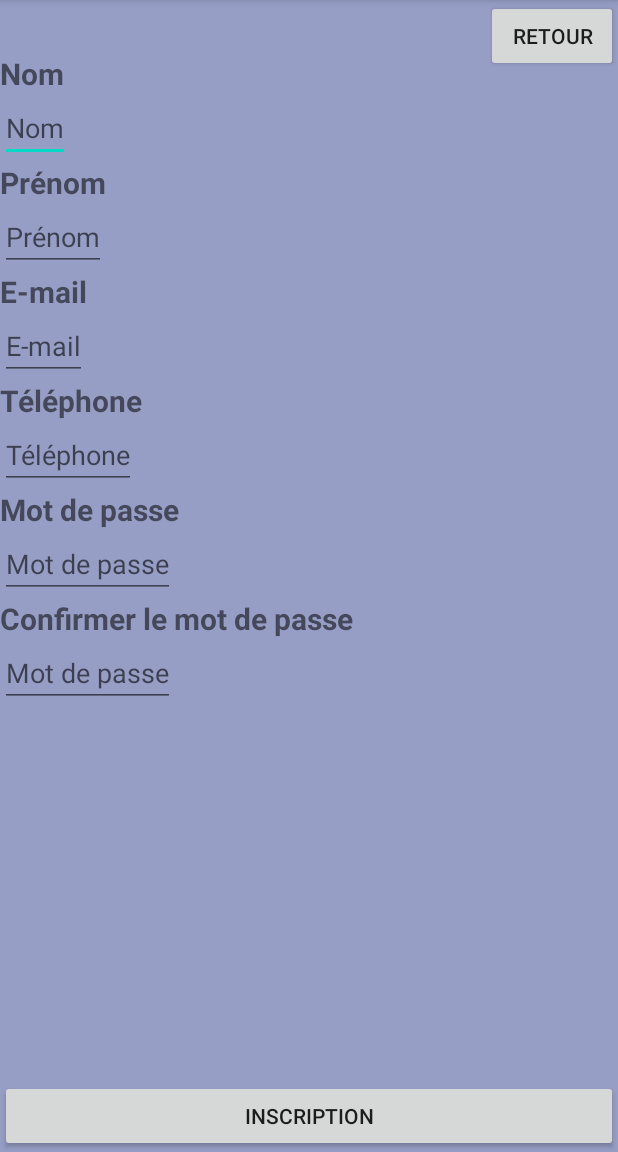
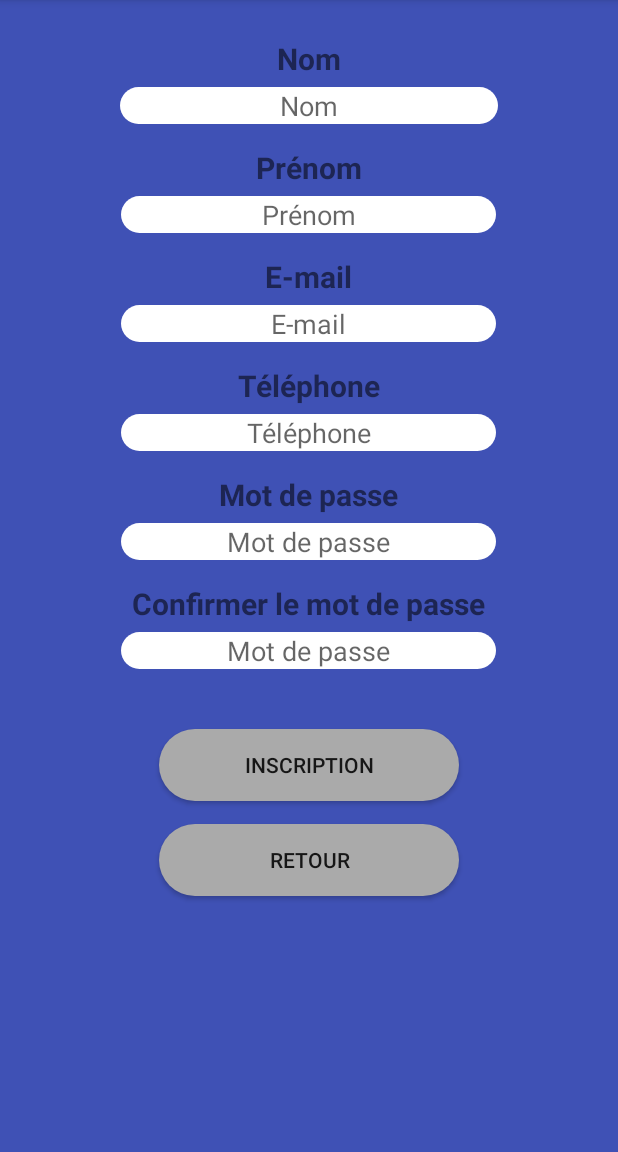
Before and after one commit to NamuroisThomas/Projet-d-Integration, an Android app: the InscriptionActivity screen opened directly, with no data from a screen before it, on a phone screen of 412 x 824 dp, the part 84-1236 px from its top. Run offline under Robolectric (Android 15) with nearby library versions, the phone set to English and light mode, and no system bars.

Commit message:
Actualisation écran d'inscription

```diff
--- /dev/null
+++ b/applicationMobile/app/src/main/res/drawable/backgroundbouton.xml
@@ -0,0 +1,6 @@
+<?xml version="1.0" encoding="utf-8"?>
+<shape xmlns:android="http://schemas.android.com/apk/res/android">
+    <corners
+        android:radius="40dp" /> />
+    <solid android:color="#aaaaaa"/>
+</shape>
--- /dev/null
+++ b/applicationMobile/app/src/main/res/drawable/backgroundtext.xml
@@ -0,0 +1,6 @@
+<?xml version="1.0" encoding="utf-8"?>
+<shape xmlns:android="http://schemas.android.com/apk/res/android">
+    <corners
+        android:radius="40dp" />
+    <solid android:color="#FFFFFF"/>
+</shape>
--- a/applicationMobile/app/src/main/res/layout/inscription_screen.xml
+++ b/applicationMobile/app/src/main/res/layout/inscription_screen.xml
@@ -1,137 +1,178 @@
 <?xml version="1.0" encoding="utf-8"?>
-<RelativeLayout
-    xmlns:android="http://schemas.android.com/apk/res/android"
+<RelativeLayout xmlns:android="http://schemas.android.com/apk/res/android"
+    xmlns:tools="http://schemas.android.com/tools"
     android:layout_width="fill_parent"
     android:layout_height="fill_parent"
-    android:orientation="vertical"
-    android:background="@color/backgroundHome"
+    android:layout_centerHorizontal="true"
+    android:background="#3F51B5"
 
->
+    android:clipToPadding="true"
+    android:orientation="vertical">
+
     <TextView
         android:id="@+id/inscriptionNomTexte"
         android:layout_width="wrap_content"
         android:layout_height="wrap_content"
+        android:layout_centerHorizontal="true"
+        android:layout_marginTop="25dip"
         android:text="@string/nom"
-        android:textStyle="bold"
+
         android:textSize="20sp"
+        android:textStyle="bold" />
 
-        android:layout_marginTop="35dip"
-        />
     <EditText
         android:id="@+id/inscriptionNomEdit"
-        android:layout_width="wrap_content"
+        android:layout_width="252dp"
         android:layout_height="wrap_content"
+        android:layout_below="@id/inscriptionNomTexte"
+        android:layout_centerHorizontal="true"
+        android:layout_marginTop="5dp"
+        android:autofillHints=""
+        android:background="@drawable/backgroundtext"
+        android:gravity="center"
         android:hint="@string/nom"
-        android:inputType="text"
-        android:layout_below="@id/inscriptionNomTexte"
-        android:autofillHints="" />
+        android:inputType="text" />
 
     <TextView
         android:id="@+id/inscriptionPrenomTexte"
         android:layout_width="wrap_content"
         android:layout_height="wrap_content"
+        android:layout_below="@id/inscriptionNomEdit"
+        android:layout_centerHorizontal="true"
+        android:layout_marginTop="15dp"
         android:text="@string/prenom"
-        android:textStyle="bold"
         android:textSize="20sp"
-        android:layout_below="@id/inscriptionNomEdit"
-        />
+        android:textStyle="bold" />
+
     <EditText
         android:id="@+id/inscriptionPrenomEdit"
-        android:layout_width="wrap_content"
+        android:layout_width="250dp"
         android:layout_height="wrap_content"
+        android:layout_below="@id/inscriptionPrenomTexte"
+        android:layout_centerHorizontal="true"
+        android:layout_marginTop="5dp"
+        android:autofillHints=""
+        android:background="@drawable/backgroundtext"
+        android:gravity="center"
         android:hint="@string/prenom"
-        android:inputType="text"
-        android:layout_below="@id/inscriptionPrenomTexte"
-        />
+        android:inputType="text" />
 
     <TextView
         android:id="@+id/inscriptionMailTexte"
         android:layout_width="wrap_content"
         android:layout_height="wrap_content"
+        android:layout_below="@id/inscriptionPrenomEdit"
+        android:layout_centerHorizontal="true"
+        android:layout_marginTop="15dp"
         android:text="@string/mail"
-        android:textStyle="bold"
         android:textSize="20sp"
-        android:layout_below="@id/inscriptionPrenomEdit"
-        />
+        android:textStyle="bold" />
+
     <EditText
         android:id="@+id/inscriptionMailEdit"
-        android:layout_width="wrap_content"
+        android:layout_width="250dp"
         android:layout_height="wrap_content"
+        android:layout_below="@id/inscriptionMailTexte"
+        android:layout_centerHorizontal="true"
+        android:layout_marginTop="5dp"
+        android:autofillHints=""
+        android:background="@drawable/backgroundtext"
+        android:gravity="center"
         android:hint="@string/mail"
-        android:inputType="textWebEmailAddress"
-        android:layout_below="@id/inscriptionMailTexte"
-        />
+        android:inputType="textWebEmailAddress" />
 
     <TextView
         android:id="@+id/inscriptionGSMTexte"
         android:layout_width="wrap_content"
         android:layout_height="wrap_content"
+        android:layout_below="@id/inscriptionMailEdit"
+        android:layout_centerHorizontal="true"
+        android:layout_marginTop="15dp"
         android:text="@string/gsm"
-        android:textStyle="bold"
         android:textSize="20sp"
-        android:layout_below="@id/inscriptionMailEdit"
-        />
+        android:textStyle="bold" />
+
     <EditText
         android:id="@+id/inscriptionGSMEdit"
-        android:layout_width="wrap_content"
+        android:layout_width="250dp"
         android:layout_height="wrap_content"
+        android:layout_below="@id/inscriptionGSMTexte"
+        android:layout_centerHorizontal="true"
+        android:layout_marginTop="5dp"
+        android:autofillHints=""
+        android:background="@drawable/backgroundtext"
+        android:gravity="center"
         android:hint="@string/gsm"
-        android:inputType="phone"
-        android:layout_below="@id/inscriptionGSMTexte"
-        />
+        android:inputType="phone" />
 
     <TextView
         android:id="@+id/inscriptionPSWTexte"
         android:layout_width="wrap_content"
         android:layout_height="wrap_content"
+        android:layout_below="@id/inscriptionGSMEdit"
+        android:layout_centerHorizontal="true"
+        android:layout_marginTop="15dp"
         android:text="@string/password"
-        android:textStyle="bold"
         android:textSize="20sp"
-        android:layout_below="@id/inscriptionGSMEdit"
-        />
+        android:textStyle="bold" />
+
     <EditText
         android:id="@+id/inscriptionPSWEdit"
-        android:layout_width="wrap_content"
+        android:layout_width="250dp"
         android:layout_height="wrap_content"
+        android:layout_below="@id/inscriptionPSWTexte"
+        android:layout_centerHorizontal="true"
+        android:layout_marginTop="5dp"
+        android:autofillHints=""
+        android:background="@drawable/backgroundtext"
+        android:gravity="center"
         android:hint="@string/password"
-        android:inputType="textPassword"
-        android:layout_below="@id/inscriptionPSWTexte"
-        />
+        android:inputType="textPassword" />
 
     <TextView
         android:id="@+id/inscriptionConfirmTexte"
         android:layout_width="wrap_content"
         android:layout_height="wrap_content"
+        android:layout_below="@id/inscriptionPSWEdit"
+        android:layout_centerHorizontal="true"
+        android:layout_marginTop="15dp"
         android:text="@string/confirmation"
-        android:textStyle="bold"
-        android:textSize="20dip"
-        android:layout_below="@id/inscriptionPSWEdit"
-        />
+        android:textSize="20sp"
+        android:textStyle="bold" />
+
     <EditText
         android:id="@+id/inscriptionConfirmEdit"
-        android:layout_width="wrap_content"
+        android:layout_width="250dp"
         android:layout_height="wrap_content"
+        android:layout_below="@id/inscriptionConfirmTexte"
+        android:layout_centerHorizontal="true"
+        android:layout_marginTop="5dp"
+        android:autofillHints=""
+        android:background="@drawable/backgroundtext"
+        android:gravity="center"
         android:hint="@string/password"
-        android:inputType="textPassword"
-        android:layout_below="@id/inscriptionConfirmTexte"
-        />
+        android:inputType="textPassword" />
 
     <Button
         android:id="@+id/inscriptionBouton"
-        android:layout_width="fill_parent"
+        android:layout_width="200dp"
         android:layout_height="wrap_content"
-        android:layout_alignParentBottom="true"
-        android:layout_marginBottom="0dp"
+        android:layout_below="@id/inscriptionConfirmEdit"
+        android:layout_centerHorizontal="true"
+        android:layout_marginTop="40dp"
+        android:background="@drawable/backgroundbouton"
         android:text="@string/inscription"
 
         />
 
     <Button
         android:id="@+id/deconnexion"
-        android:layout_width="wrap_content"
+        android:layout_width="200dp"
         android:layout_height="wrap_content"
-        android:layout_alignParentEnd="true"
-        android:layout_alignParentRight="true"
+        android:layout_below="@id/inscriptionBouton"
+        android:layout_centerHorizontal="true"
+        android:layout_marginTop="15dp"
+        android:background="@drawable/backgroundbouton"
         android:text="@string/retour"
-        />
+        tools:ignore="RelativeOverlap" />
 </RelativeLayout>
```
